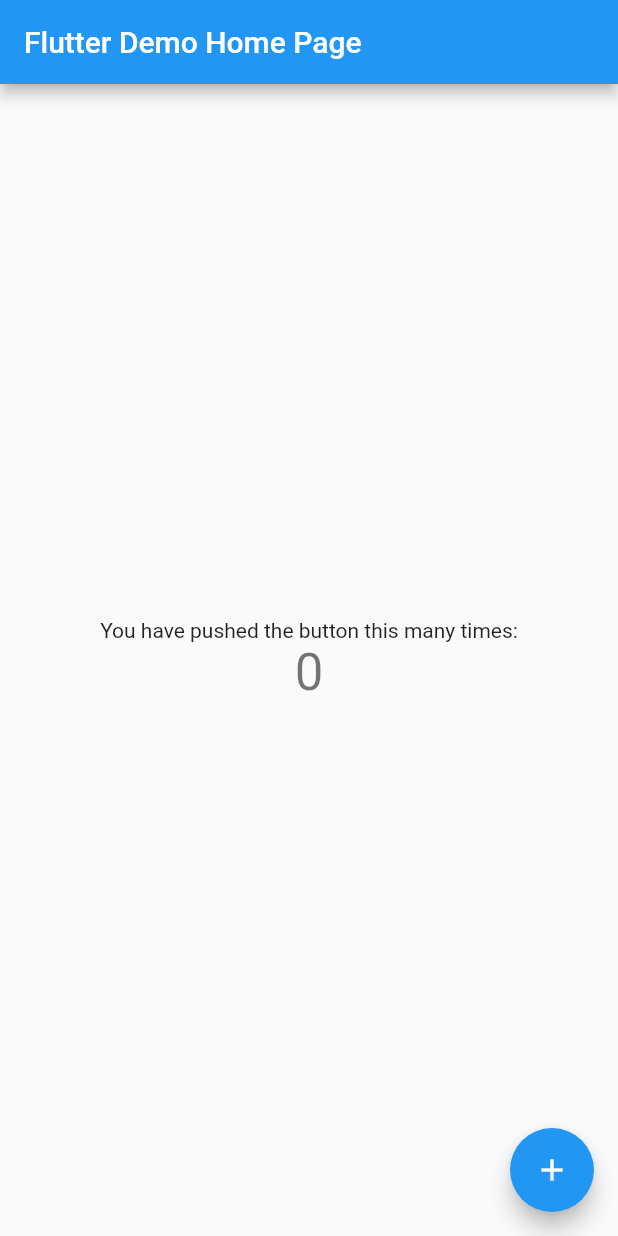
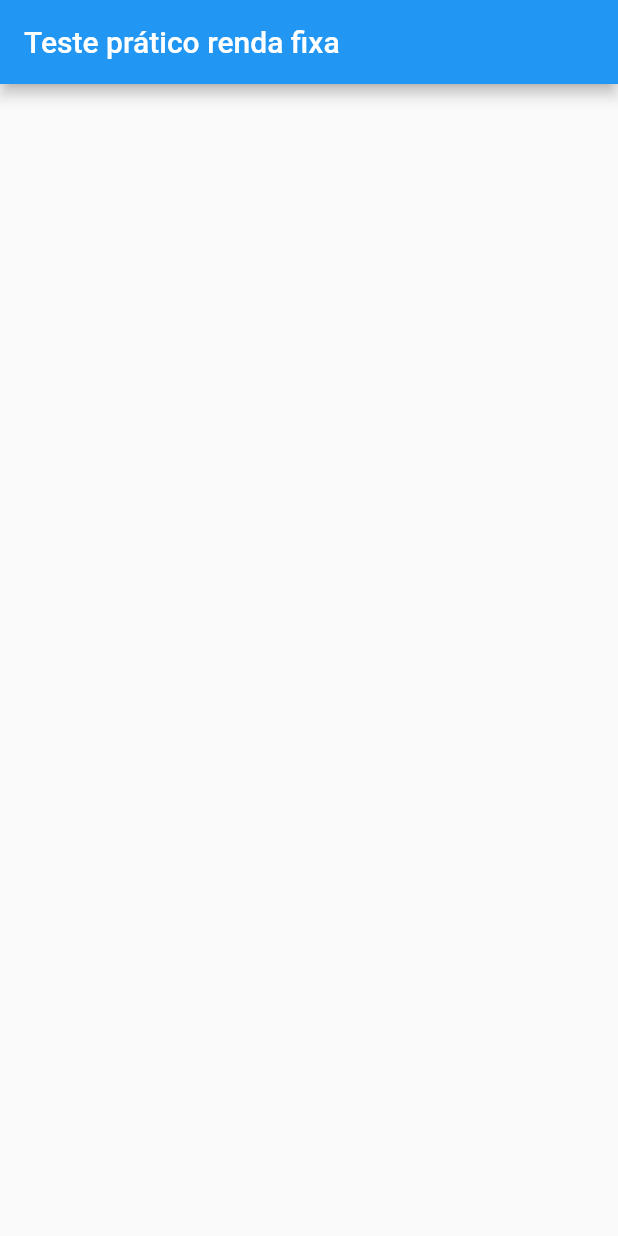
Before and after one commit to joaovirgili/teste_renda_fixa, a Flutter app: the screen it shows after launch, on a phone screen of 412 x 824 dp. Run offline on Flutter 3.47's test engine with Material 2 defaults, Android fonts, the phone set to English and light mode, and no system bars.

Commit message:
Começo da estrutura de pastas do projeto

```diff
--- a/lib/main.dart
+++ b/lib/main.dart
@@ -1,111 +1,17 @@
 import 'package:flutter/material.dart';
+import 'package:teste_renda_fixa/pages/listagem/listagem.dart';
 
 void main() => runApp(MyApp());
 
 class MyApp extends StatelessWidget {
-  // This widget is the root of your application.
   @override
   Widget build(BuildContext context) {
     return MaterialApp(
       title: 'Flutter Demo',
       theme: ThemeData(
-        // This is the theme of your application.
-        //
-        // Try running your application with "flutter run". You'll see the
-        // application has a blue toolbar. Then, without quitting the app, try
-        // changing the primarySwatch below to Colors.green and then invoke
-        // "hot reload" (press "r" in the console where you ran "flutter run",
-        // or simply save your changes to "hot reload" in a Flutter IDE).
-        // Notice that the counter didn't reset back to zero; the application
-        // is not restarted.
         primarySwatch: Colors.blue,
       ),
-      home: MyHomePage(title: 'Flutter Demo Home Page'),
+      home: Listagem(),
     );
   }
 }
-
-class MyHomePage extends StatefulWidget {
-  MyHomePage({Key key, this.title}) : super(key: key);
-
-  // This widget is the home page of your application. It is stateful, meaning
-  // that it has a State object (defined below) that contains fields that affect
-  // how it looks.
-
-  // This class is the configuration for the state. It holds the values (in this
-  // case the title) provided by the parent (in this case the App widget) and
-  // used by the build method of the State. Fields in a Widget subclass are
-  // always marked "final".
-
-  final String title;
-
-  @override
-  _MyHomePageState createState() => _MyHomePageState();
-}
-
-class _MyHomePageState extends State<MyHomePage> {
-  int _counter = 0;
-
-  void _incrementCounter() {
-    setState(() {
-      // This call to setState tells the Flutter framework that something has
-      // changed in this State, which causes it to rerun the build method below
-      // so that the display can reflect the updated values. If we changed
-      // _counter without calling setState(), then the build method would not be
-      // called again, and so nothing would appear to happen.
-      _counter++;
-    });
-  }
-
-  @override
-  Widget build(BuildContext context) {
-    // This method is rerun every time setState is called, for instance as done
-    // by the _incrementCounter method above.
-    //
-    // The Flutter framework has been optimized to make rerunning build methods
-    // fast, so that you can just rebuild anything that needs updating rather
-    // than having to individually change instances of widgets.
-    return Scaffold(
-      appBar: AppBar(
-        // Here we take the value from the MyHomePage object that was created by
-        // the App.build method, and use it to set our appbar title.
-        title: Text(widget.title),
-      ),
-      body: Center(
-        // Center is a layout widget. It takes a single child and positions it
-        // in the middle of the parent.
-        child: Column(
-          // Column is also layout widget. It takes a list of children and
-          // arranges them vertically. By default, it sizes itself to fit its
-          // children horizontally, and tries to be as tall as its parent.
-          //
-          // Invoke "debug painting" (press "p" in the console, choose the
-          // "Toggle Debug Paint" action from the Flutter Inspector in Android
-          // Studio, or the "Toggle Debug Paint" command in Visual Studio Code)
-          // to see the wireframe for each widget.
-          //
-          // Column has various properties to control how it sizes itself and
-          // how it positions its children. Here we use mainAxisAlignment to
-          // center the children vertically; the main axis here is the vertical
-          // axis because Columns are vertical (the cross axis would be
-          // horizontal).
-          mainAxisAlignment: MainAxisAlignment.center,
-          children: <Widget>[
-            Text(
-              'You have pushed the button this many times:',
-            ),
-            Text(
-              '$_counter',
-              style: Theme.of(context).textTheme.display1,
-            ),
-          ],
-        ),
-      ),
-      floatingActionButton: FloatingActionButton(
-        onPressed: _incrementCounter,
-        tooltip: 'Increment',
-        child: Icon(Icons.add),
-      ), // This trailing comma makes auto-formatting nicer for build methods.
-    );
-  }
-}
--- a/lib/pages/listagem/listagem.dart
+++ b/lib/pages/listagem/listagem.dart
@@ -0,0 +1,19 @@
+import 'package:flutter/material.dart';
+
+class Listagem extends StatefulWidget {
+  Listagem({Key key}) : super(key: key);
+  @override
+  _ListagemState createState() => _ListagemState();
+}
+
+class _ListagemState extends State<Listagem> {
+  @override
+  Widget build(BuildContext context) {
+    return Scaffold(
+      appBar: AppBar(
+        title: Text('Teste prático renda fixa'),
+      ),
+      body: Container(),
+    );
+  }
+}
```
Also changed, not shown: lib/shared/models/fundo-card.model.dart (added, +48 -0 lines), lib/shared/widgets/fundo-card.dart (added, +13 -0 lines), lib/shared/card.dart (deleted).
